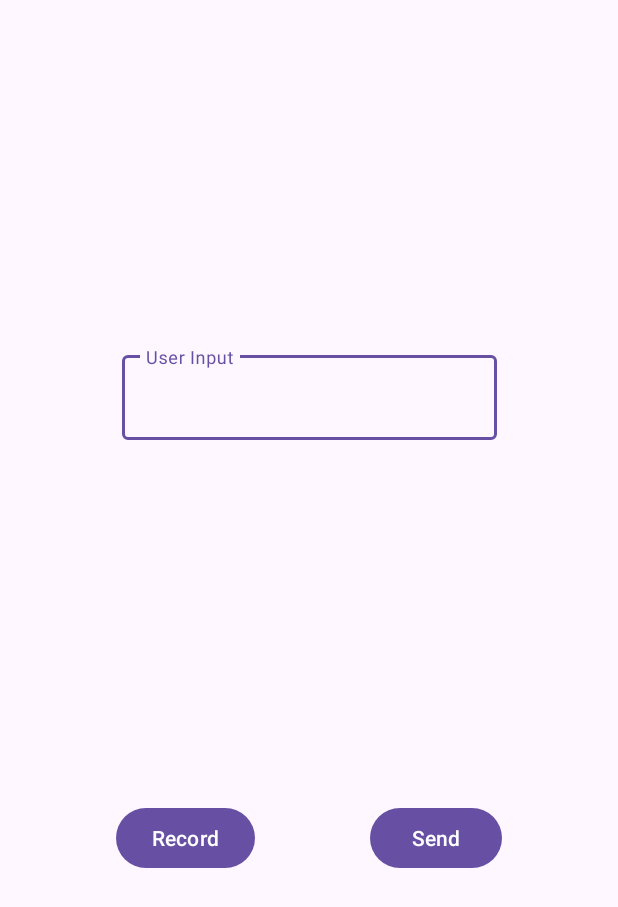
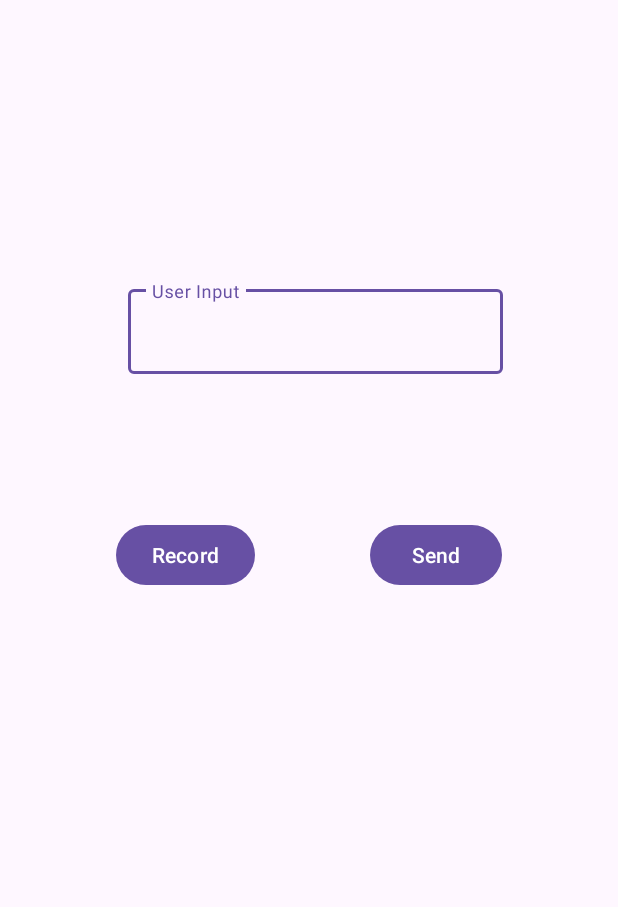
Before and after one commit to SorinaPopa/valisori, an Android app: the screen it shows after launch (MainActivity), on a phone screen of 412 x 824 dp. Shown: the top 907 px of the screen. Run offline under Robolectric (Android 15) with nearby library versions, the phone set to English and light mode, and no system bars; our stand-ins replace Firebase (no records; nobody signed in at launch, a user with empty details on screens opened directly), data binding.

Commit message:
changed layout

```diff
--- a/valisori/app/src/main/res/layout/activity_main.xml
+++ b/valisori/app/src/main/res/layout/activity_main.xml
@@ -26,7 +26,8 @@
             app:layout_constraintBottom_toBottomOf="parent"
             app:layout_constraintLeft_toRightOf="@id/voiceButton"
             app:layout_constraintRight_toRightOf="parent"
-            app:layout_constraintTop_toBottomOf="@+id/userInputText" />
+            app:layout_constraintTop_toBottomOf="@+id/userInputText"
+            app:layout_constraintVertical_bias="0.184" />
 
         <Button
             android:id="@+id/voiceButton"
@@ -37,7 +38,8 @@
             app:layout_constraintBottom_toBottomOf="parent"
             app:layout_constraintLeft_toLeftOf="parent"
             app:layout_constraintRight_toLeftOf="@id/inputButton"
-            app:layout_constraintTop_toBottomOf="@+id/userInputText" />
+            app:layout_constraintTop_toBottomOf="@+id/userInputText"
+            app:layout_constraintVertical_bias="0.184" />
 
         <com.google.android.material.textfield.TextInputLayout
             android:id="@+id/userInputText"
@@ -47,8 +49,10 @@
             android:hint="User Input"
             app:layout_constraintBottom_toBottomOf="parent"
             app:layout_constraintEnd_toEndOf="parent"
+            app:layout_constraintHorizontal_bias="0.527"
             app:layout_constraintStart_toStartOf="parent"
-            app:layout_constraintTop_toTopOf="parent">
+            app:layout_constraintTop_toTopOf="parent"
+            app:layout_constraintVertical_bias="0.405">
 
             <com.google.android.material.textfield.TextInputEditText
                 android:layout_width="match_parent"
```
